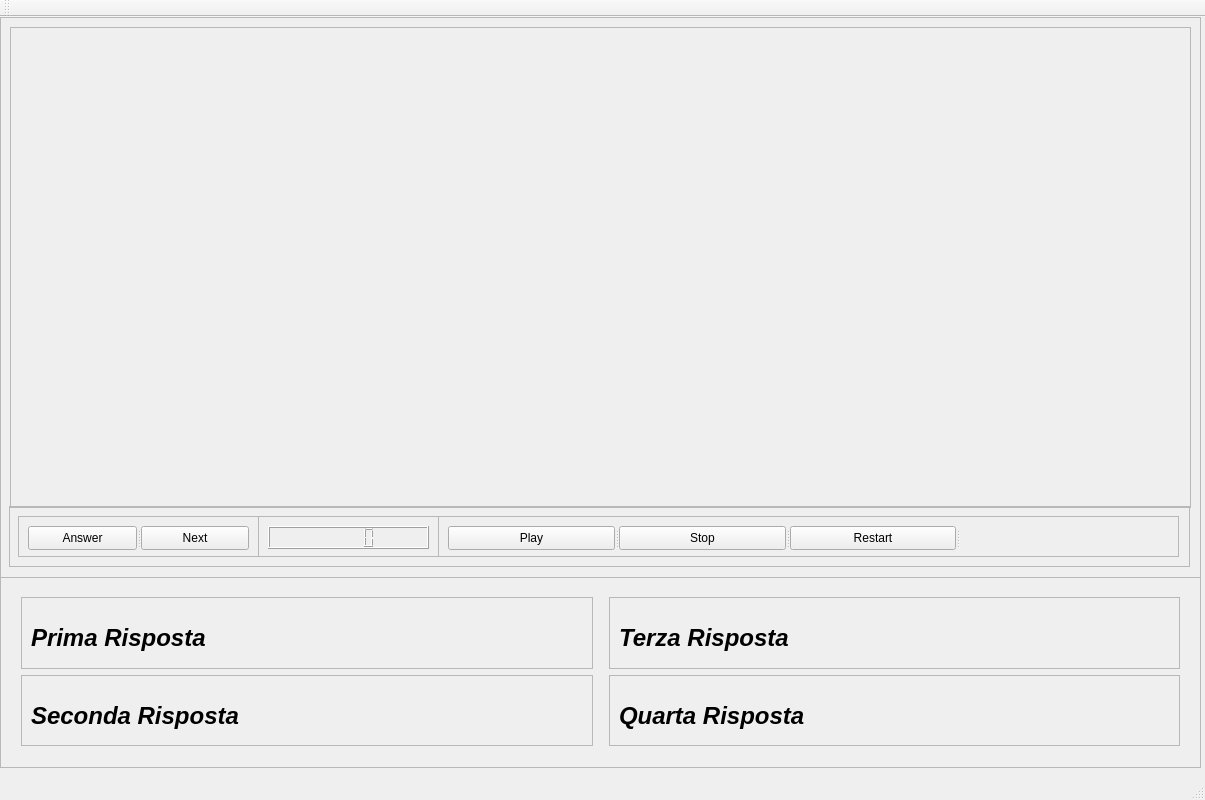
Above: cervellone.ui from AndreaCorna/cervellone before the change. Below: the same form after it.
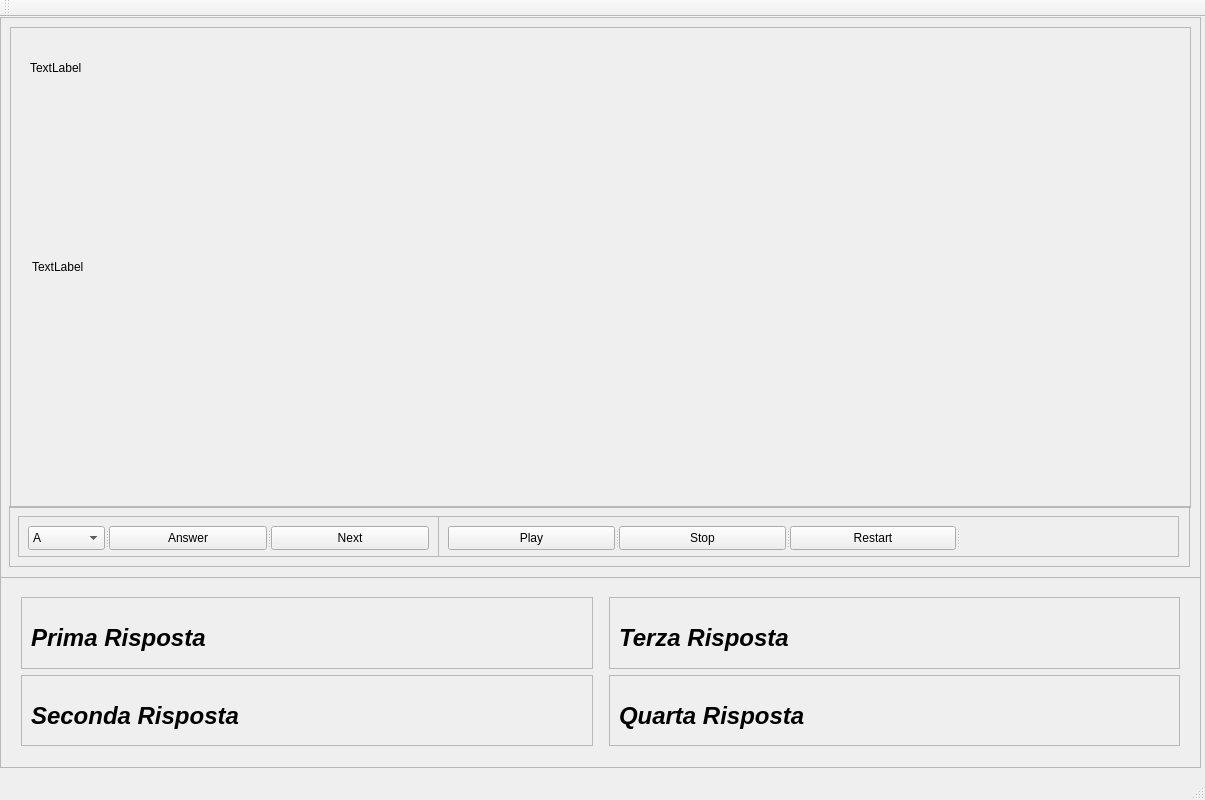
That is the form after the change. Custom widgets are drawn as their Qt base class.

Commit message: aggiunte label domande

The edit to the form file:
```diff
--- a/cervellone.ui
+++ b/cervellone.ui
@@ -225,7 +225,7 @@
        <rect>
         <x>9</x>
         <y>10</y>
-        <width>241</width>
+        <width>421</width>
         <height>41</height>
        </rect>
       </property>
@@ -240,13 +240,35 @@
         <rect>
          <x>10</x>
          <y>10</y>
-         <width>221</width>
+         <width>401</width>
          <height>24</height>
         </rect>
        </property>
        <property name="orientation">
         <enum>Qt::Horizontal</enum>
        </property>
+       <widget class="QComboBox" name="comboBox">
+        <item>
+         <property name="text">
+          <string>A</string>
+         </property>
+        </item>
+        <item>
+         <property name="text">
+          <string>B</string>
+         </property>
+        </item>
+        <item>
+         <property name="text">
+          <string>C</string>
+         </property>
+        </item>
+        <item>
+         <property name="text">
+          <string>D</string>
+         </property>
+        </item>
+       </widget>
        <widget class="QPushButton" name="answer_button">
         <property name="text">
          <string>Answer</string>
@@ -259,36 +281,6 @@
        </widget>
       </widget>
      </widget>
-     <widget class="QFrame" name="frame_6">
-      <property name="geometry">
-       <rect>
-        <x>249</x>
-        <y>10</y>
-        <width>181</width>
-        <height>41</height>
-       </rect>
-      </property>
-      <property name="frameShape">
-       <enum>QFrame::StyledPanel</enum>
-      </property>
-      <property name="frameShadow">
-       <enum>QFrame::Raised</enum>
-      </property>
-      <widget class="QSplitter" name="splitter_2">
-       <property name="geometry">
-        <rect>
-         <x>10</x>
-         <y>10</y>
-         <width>161</width>
-         <height>23</height>
-        </rect>
-       </property>
-       <property name="orientation">
-        <enum>Qt::Horizontal</enum>
-       </property>
-       <widget class="QLCDNumber" name="lcdNumber"/>
-      </widget>
-     </widget>
      <widget class="QFrame" name="frame_7">
       <property name="geometry">
        <rect>
@@ -353,12 +345,38 @@
      <widget class="Phonon::VideoPlayer" name="videoPlayer">
       <property name="geometry">
        <rect>
+        <x>50</x>
+        <y>100</y>
+        <width>1081</width>
+        <height>361</height>
+       </rect>
+      </property>
+     </widget>
+     <widget class="QLabel" name="label_text">
+      <property name="geometry">
+       <rect>
+        <x>22</x>
+        <y>24</y>
+        <width>1141</width>
+        <height>431</height>
+       </rect>
+      </property>
+      <property name="text">
+       <string>TextLabel</string>
+      </property>
+     </widget>
+     <widget class="QLabel" name="label_video">
+      <property name="geometry">
+       <rect>
         <x>20</x>
-        <y>50</y>
+        <y>10</y>
         <width>1141</width>
-        <height>401</height>
+        <height>61</height>
        </rect>
       </property>
+      <property name="text">
+       <string>TextLabel</string>
+      </property>
      </widget>
     </widget>
    </widget>
```
Left out of the diff: 3 changed lines with no effect on the pictures. The commit also changes 2 other files.
